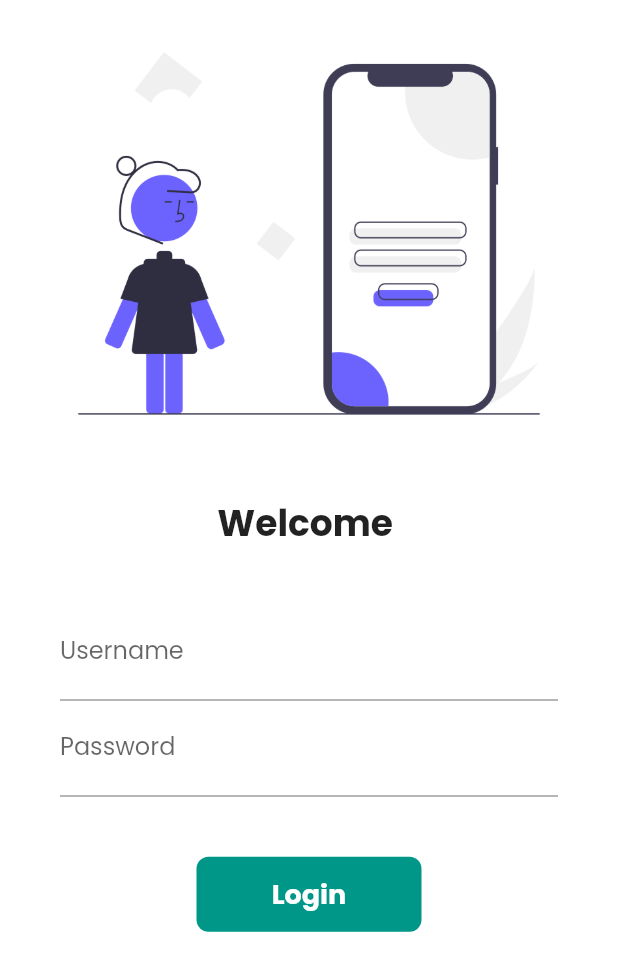
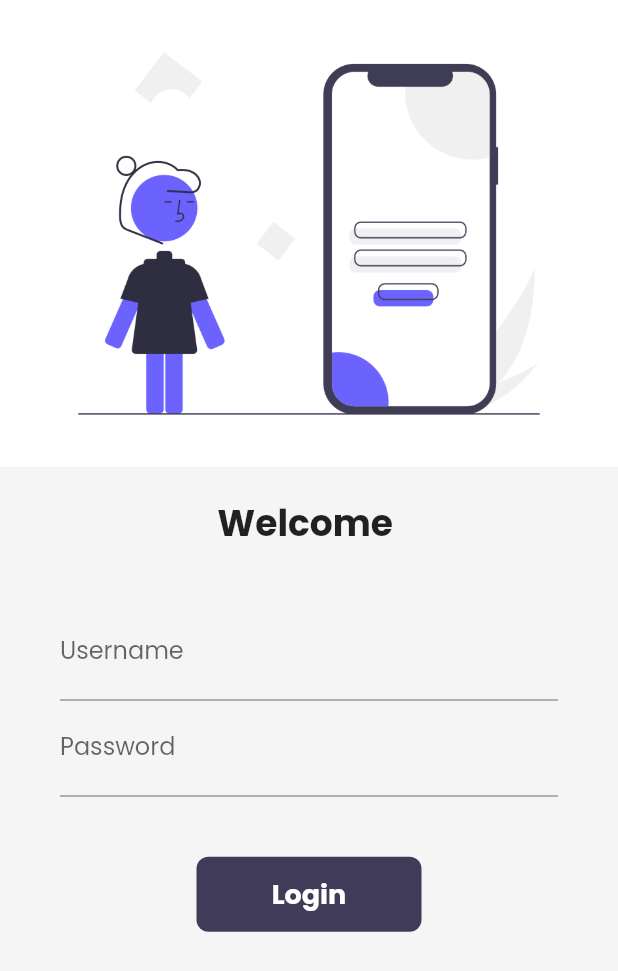
Before and after one commit to mayukh00/Flutter_1, a Flutter app: the LoginPage screen opened by its route, on a phone screen of 412 x 824 dp. Shown: the top 971 px of the screen. Run offline on Flutter 3.47's test engine with Material 2 defaults, Android fonts, the phone set to English and light mode, and no system bars; our stand-ins replace google_fonts, velocity_x; network calls fail.

Commit message:
day20 darkmode done

```diff
--- a/lib/main.dart
+++ b/lib/main.dart
@@ -6,7 +6,6 @@ import 'package:flutter_application_1/pages/home_page.dart';
 import 'package:flutter_application_1/pages/login_page.dart';
 import 'package:flutter_application_1/utils/routes.dart';
 import 'package:flutter_application_1/widgets/theme.dart';
-import 'package:google_fonts/google_fonts.dart';
 
 void main() => runApp(MyApp());
 
--- a/lib/pages/login_page.dart
+++ b/lib/pages/login_page.dart
@@ -1,6 +1,7 @@
-// ignore_for_file: prefer_const_constructors
+// ignore_for_file: prefer_const_constructors, deprecated_member_use
 import 'package:flutter/material.dart';
 import 'package:flutter_application_1/utils/routes.dart';
+import 'package:velocity_x/src/extensions/context_ext.dart';
 
 class LoginPage extends StatefulWidget {
   //                                             // TO BE USED IN ROUTE in main.dart
@@ -36,7 +37,7 @@ class _LoginPageState extends State<LoginPage> {
   @override
   Widget build(BuildContext context) {
     return Material(
-        color: Colors.white,
+        color: context.canvasColor,
         child: SingleChildScrollView(
           child: Form(
             key: _formKey,
@@ -106,7 +107,7 @@ class _LoginPageState extends State<LoginPage> {
                       // ),
 
                       Material(
-                        color: Colors.teal,
+                        color: context.theme.buttonColor,
                         borderRadius:
                             BorderRadius.circular(changebutton ? 50 : 8),
                         child: InkWell(
--- a/lib/widgets/home_widgets/catalogue_header.dart
+++ b/lib/widgets/home_widgets/catalogue_header.dart
@@ -1,6 +1,4 @@
-
 import 'package:flutter/material.dart';
-import 'package:flutter_application_1/widgets/theme.dart';
 import 'package:velocity_x/velocity_x.dart';
 
 class CatalogueHeader extends StatelessWidget {
@@ -12,7 +10,9 @@ class CatalogueHeader extends StatelessWidget {
       crossAxisAlignment: CrossAxisAlignment.start,
       children: [
         //from velocity package
-        "Catalog App".text.xl5.bold.color(MyTheme.darkBluish).make(),
+        // ignore: deprecated_member_use
+        "Catalog App".text.xl5.bold.color(context.theme.accentColor).make(),
+
         "Trending Products".text.xl2.make(),
       ],
     );
--- a/lib/widgets/home_widgets/catalogue_image.dart
+++ b/lib/widgets/home_widgets/catalogue_image.dart
@@ -1,5 +1,4 @@
 import 'package:flutter/material.dart';
-import 'package:flutter_application_1/widgets/theme.dart';
 import 'package:velocity_x/velocity_x.dart';
 
 class CatalogueImage extends StatelessWidget {
@@ -13,6 +12,6 @@ class CatalogueImage extends StatelessWidget {
   Widget build(BuildContext context) {
     return Image.network(
       image,
-    ).box.rounded.p8.color(MyTheme.creamColor).make().p16().w40(context);
+    ).box.rounded.p8.color(context.canvasColor).make().p16().w40(context);
   }
 }
--- a/lib/widgets/theme.dart
+++ b/lib/widgets/theme.dart
@@ -2,23 +2,52 @@
 
 import 'package:flutter/material.dart';
 import 'package:google_fonts/google_fonts.dart';
+import 'package:velocity_x/velocity_x.dart';
 
 class MyTheme {
   static ThemeData LightTheme(BuildContext context) => ThemeData(
         primarySwatch: Colors.teal,
         fontFamily: GoogleFonts.poppins().fontFamily,
+        cardColor: Colors.white,
+        canvasColor: creamColor,
+
+        // ignore: deprecated_member_use
+        buttonColor: darkBluish,
+
+        // ignore: deprecated_member_use
+        accentColor: darkBluish,
         appBarTheme: AppBarTheme(
           color: Colors.white,
           elevation: 0.0,
           iconTheme: IconThemeData(color: Colors.black),
           toolbarTextStyle: Theme.of(context).textTheme.bodyText2,
           titleTextStyle: Theme.of(context).textTheme.headline6,
-      ));
+        ),
+      );
 
   static ThemeData darkTheme(BuildContext context) => ThemeData(
+        fontFamily: GoogleFonts.poppins().fontFamily,
+        cardColor: Colors.black,
+        canvasColor: darkCreamColor,
+
         brightness: Brightness.dark,
+
+        // ignore: deprecated_member_use
+        buttonColor: lightBluish,
+
+        // ignore: deprecated_member_use
+        accentColor: Colors.white,
+        appBarTheme: AppBarTheme(
+          color: Colors.white,
+          elevation: 0.0,
+          iconTheme: IconThemeData(color: Colors.white),
+          toolbarTextStyle: Theme.of(context).textTheme.bodyText2,
+          titleTextStyle: Theme.of(context).textTheme.headline6,
+        ),
       );
 
   static Color creamColor = Color(0xfff5f5f5);
+  static Color darkCreamColor = Vx.gray900;
   static Color darkBluish = Color(0xff403b58);
+  static Color lightBluish = Vx.indigo500;
 }
```
Also changed, not shown: lib/pages/home_detail_page.dart (+10 -8 lines), lib/pages/home_page.dart (+7 -10 lines), lib/widgets/home_widgets/catalogue_list.dart (+6 -4 lines). Lines whose indentation alone changed are shown as unchanged.
